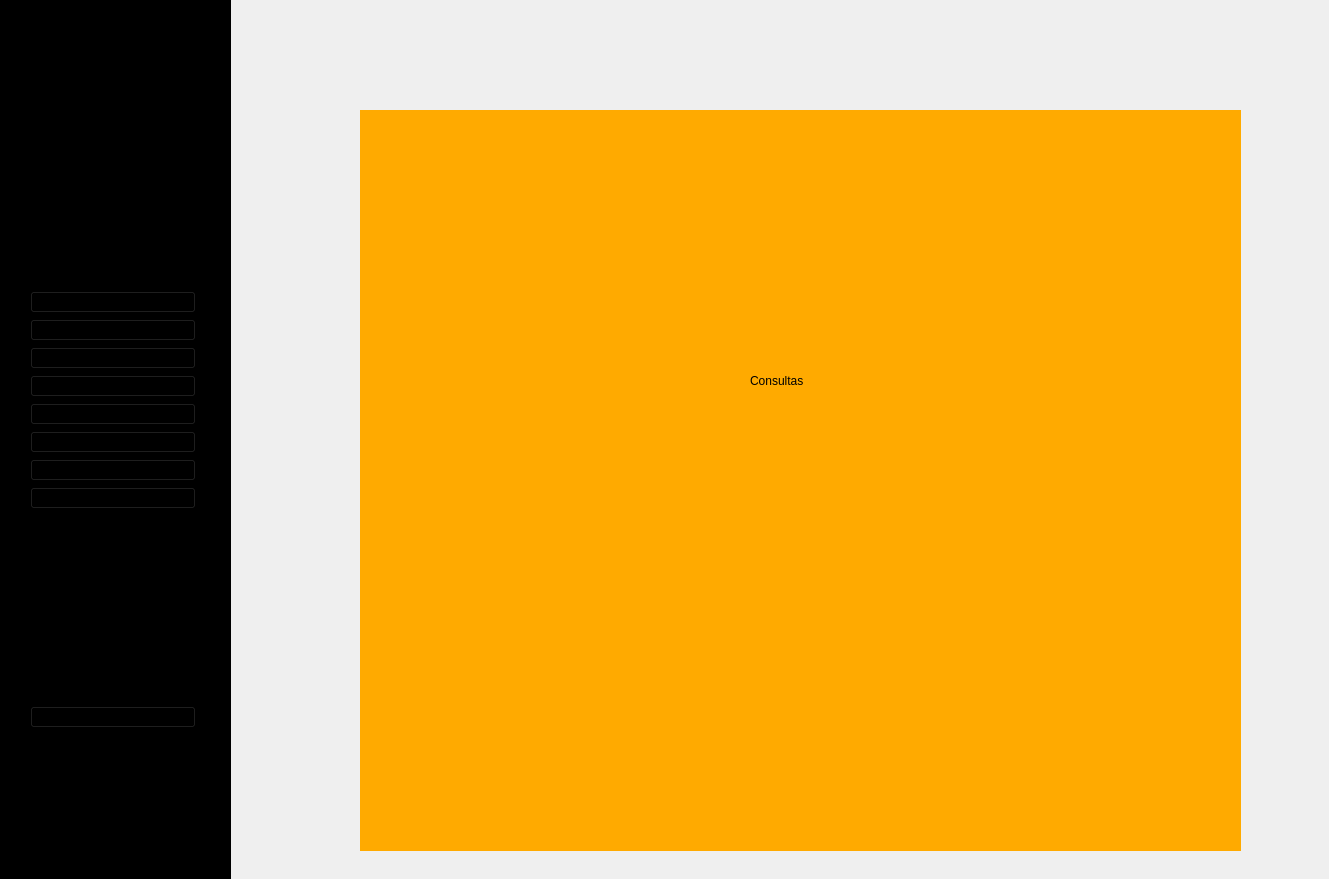
The window that ui/pages/Home.ui (agadrian/DIN-PyQt6-Persistencia) describes before a commit, drawn with Qt 5.
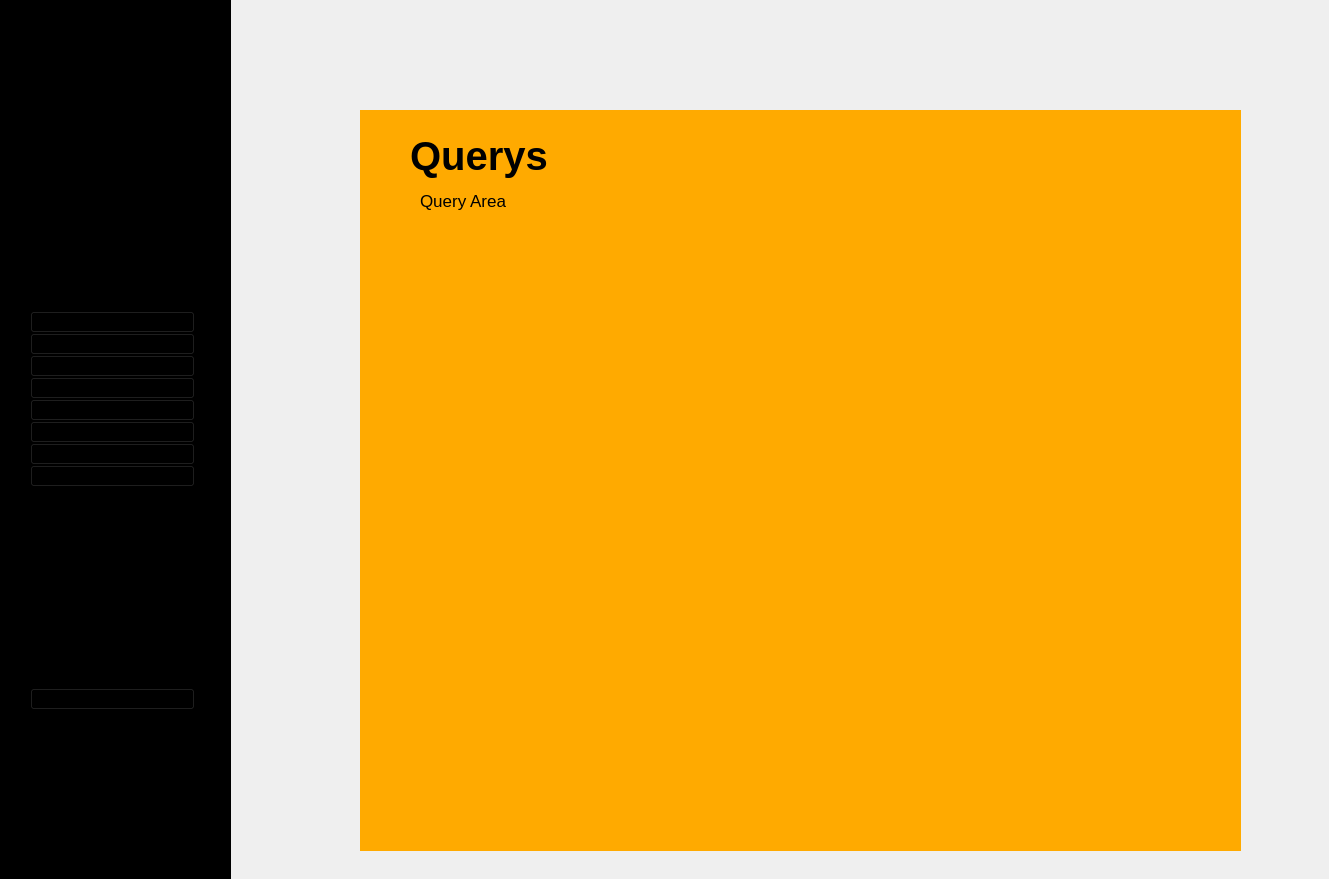
The same window after the commit. The open tabs and pages were chosen to show the change. Icons and pictures are not drawn.

```diff
--- a/ui/pages/Home.ui
+++ b/ui/pages/Home.ui
@@ -32,14 +32,23 @@
      <property name="geometry">
       <rect>
        <x>30</x>
-       <y>100</y>
-       <width>166</width>
-       <height>821</height>
+       <y>110</y>
+       <width>175</width>
+       <height>801</height>
       </rect>
      </property>
      <layout class="QVBoxLayout" name="verticalLayout_2">
+      <property name="spacing">
+       <number>0</number>
+      </property>
+      <property name="rightMargin">
+       <number>10</number>
+      </property>
       <item>
        <layout class="QVBoxLayout" name="verticalLayout">
+        <property name="spacing">
+         <number>0</number>
+        </property>
         <item>
          <widget class="QPushButton" name="btn_home">
           <property name="autoFillBackground">
@@ -269,14 +278,40 @@
       <widget class="QLabel" name="label_2">
        <property name="geometry">
         <rect>
-         <x>360</x>
-         <y>220</y>
-         <width>91</width>
-         <height>61</height>
+         <x>20</x>
+         <y>0</y>
+         <width>141</width>
+         <height>51</height>
         </rect>
        </property>
+       <property name="font">
+        <font>
+         <family>Segoe UI</family>
+         <pointsize>30</pointsize>
+         <bold>true</bold>
+        </font>
+       </property>
        <property name="text">
-        <string>Consultas</string>
+        <string>Querys</string>
+       </property>
+      </widget>
+      <widget class="QLabel" name="users_management_2">
+       <property name="geometry">
+        <rect>
+         <x>30</x>
+         <y>60</y>
+         <width>221</width>
+         <height>21</height>
+        </rect>
+       </property>
+       <property name="font">
+        <font>
+         <family>Segoe UI</family>
+         <pointsize>13</pointsize>
+        </font>
+       </property>
+       <property name="text">
+        <string>Query Area</string>
        </property>
       </widget>
      </widget>
```
Left out of the diff: 4 changed lines with no effect on the pictures.
